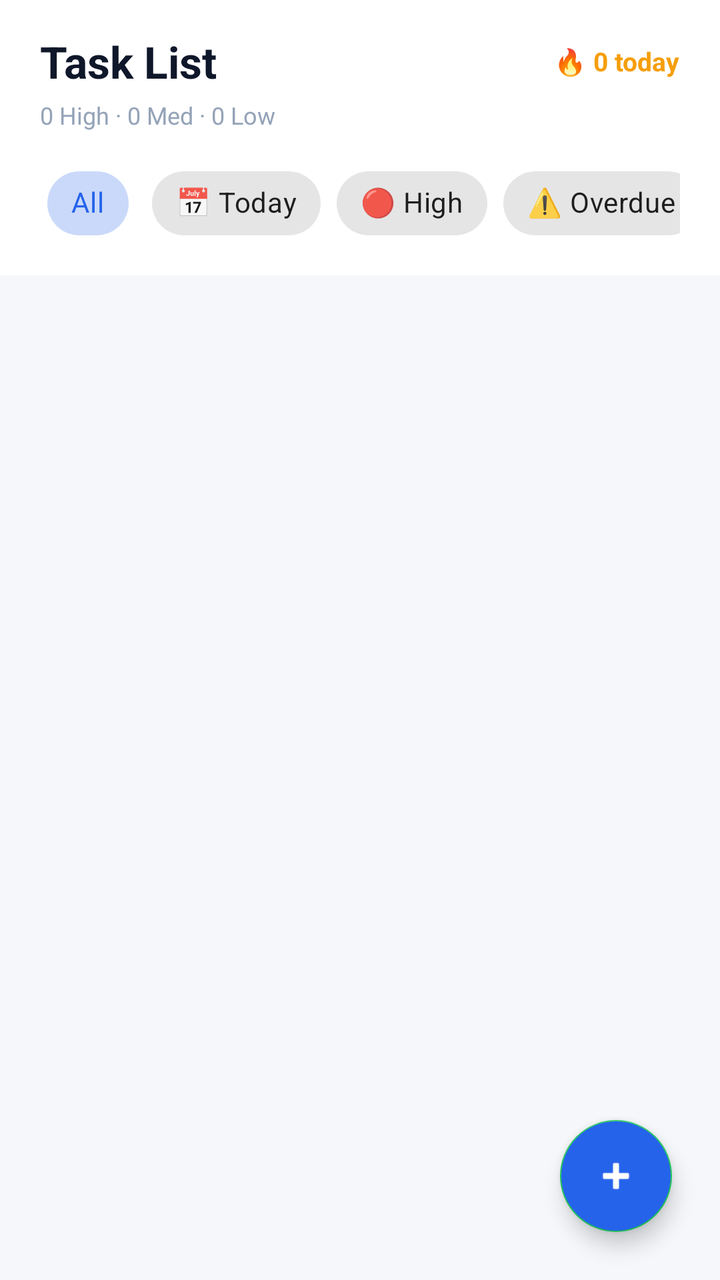
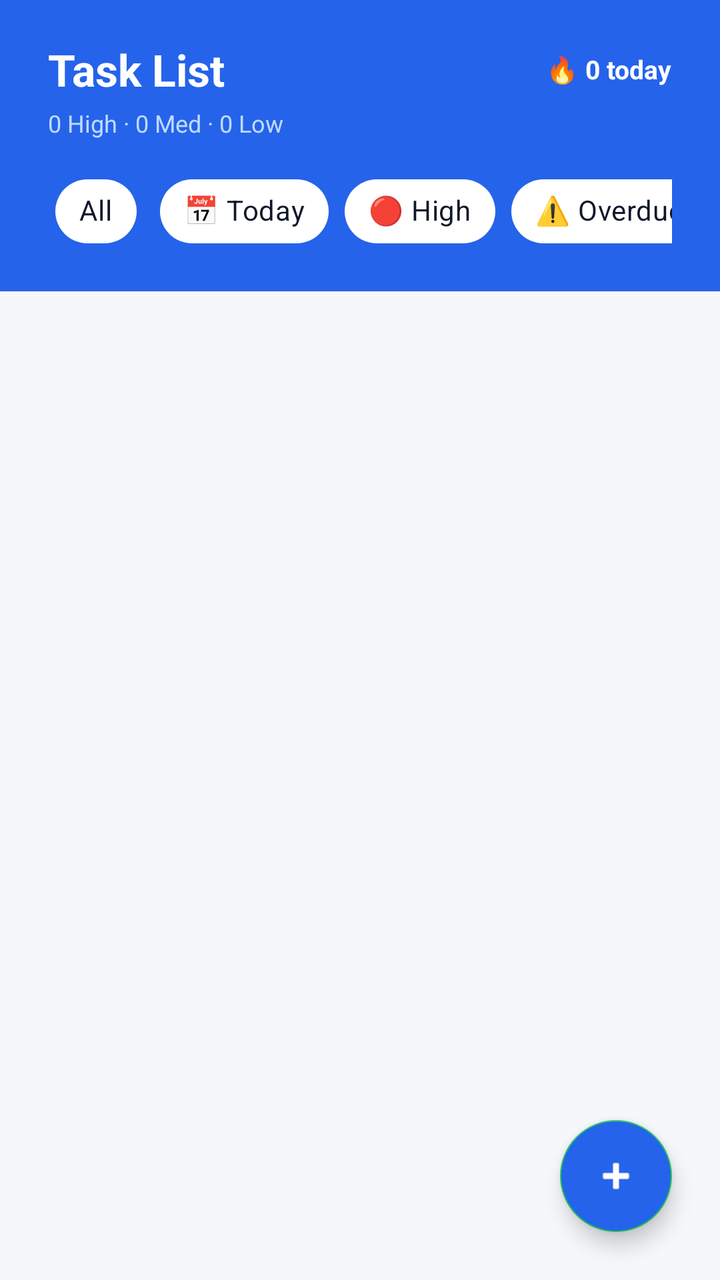

Compare the two renders of this Android layout. The source of the first and the diff that turns it into the second are given below.
<!-- AndroidManifest.xml: application theme Theme.BrainFriend -->
<!-- res/layout/fragment_tasks.xml -->
<?xml version="1.0" encoding="utf-8"?>
<LinearLayout xmlns:android="http://schemas.android.com/apk/res/android"
    xmlns:app="http://schemas.android.com/apk/res-auto"
    android:layout_width="match_parent"
    android:layout_height="match_parent"
    android:orientation="vertical"
    android:background="#F5F7FA">

    
    <LinearLayout
        android:layout_width="match_parent"
        android:layout_height="wrap_content"
        android:orientation="vertical"
        android:background="#FFFFFF"
        android:paddingStart="20dp"
        android:paddingEnd="20dp"
        android:paddingTop="16dp"
        android:paddingBottom="12dp">

        <LinearLayout
            android:layout_width="match_parent"
            android:layout_height="wrap_content"
            android:orientation="horizontal"
            android:gravity="center_vertical">

            <TextView
                android:layout_width="0dp"
                android:layout_height="wrap_content"
                android:layout_weight="1"
                android:text="Task List"
                android:textSize="22sp"
                android:textStyle="bold"
                android:textColor="#0F172A" />

            <TextView
                android:id="@+id/tv_streak"
                android:layout_width="wrap_content"
                android:layout_height="wrap_content"
                android:text="🔥 0 today"
                android:textSize="13sp"
                android:textColor="#F59E0B"
                android:textStyle="bold" />
        </LinearLayout>

        
        <TextView
            android:id="@+id/tv_priority_summary"
            android:layout_width="wrap_content"
            android:layout_height="wrap_content"
            android:text="0 High · 0 Med · 0 Low"
            android:textSize="12sp"
            android:textColor="#94A3B8"
            android:layout_marginTop="4dp" />

        
        <HorizontalScrollView
            android:layout_width="match_parent"
            android:layout_height="wrap_content"
            android:scrollbars="none"
            android:layout_marginTop="12dp">

            <com.google.android.material.chip.ChipGroup
                android:id="@+id/cg_filter"
                android:layout_width="wrap_content"
                android:layout_height="wrap_content"
                app:singleSelection="true">

                <com.google.android.material.chip.Chip
                    android:id="@+id/chip_filter_all"
                    android:layout_width="wrap_content"
                    android:layout_height="wrap_content"
                    android:text="All"
                    android:checked="true"
                    style="@style/Widget.MaterialComponents.Chip.Choice" />

                <com.google.android.material.chip.Chip
                    android:id="@+id/chip_filter_today"
                    android:layout_width="wrap_content"
                    android:layout_height="wrap_content"
                    android:text="📅 Today"
                    style="@style/Widget.MaterialComponents.Chip.Choice" />

                <com.google.android.material.chip.Chip
                    android:id="@+id/chip_filter_high"
                    android:layout_width="wrap_content"
                    android:layout_height="wrap_content"
                    android:text="🔴 High"
                    style="@style/Widget.MaterialComponents.Chip.Choice" />

                <com.google.android.material.chip.Chip
                    android:id="@+id/chip_filter_overdue"
                    android:layout_width="wrap_content"
                    android:layout_height="wrap_content"
                    android:text="⚠️ Overdue"
                    style="@style/Widget.MaterialComponents.Chip.Choice" />

            </com.google.android.material.chip.ChipGroup>
        </HorizontalScrollView>
    </LinearLayout>

    
    <LinearLayout
        android:id="@+id/ll_empty_state"
        android:layout_width="match_parent"
        android:layout_height="0dp"
        android:layout_weight="1"
        android:orientation="vertical"
        android:gravity="center"
        android:visibility="gone">

        <TextView
            android:layout_width="wrap_content"
            android:layout_height="wrap_content"
            android:text="🧠"
            android:textSize="64sp" />

        <TextView
            android:layout_width="wrap_content"
            android:layout_height="wrap_content"
            android:text="Your mind is clear!"
            android:textSize="20sp"
            android:textStyle="bold"
            android:textColor="#0F172A"
            android:layout_marginTop="12dp" />

        <TextView
            android:layout_width="wrap_content"
            android:layout_height="wrap_content"
            android:text="Tap + to add your first task"
            android:textSize="14sp"
            android:textColor="#94A3B8"
            android:layout_marginTop="6dp" />
    </LinearLayout>

    
    <androidx.recyclerview.widget.RecyclerView
        android:id="@+id/rv_tasks"
        android:layout_width="match_parent"
        android:layout_height="0dp"
        android:layout_weight="1"
        android:paddingTop="12dp"
        android:paddingBottom="80dp"
        android:clipToPadding="false" />

    
    <com.google.android.material.floatingactionbutton.FloatingActionButton
        android:id="@+id/fab_add_task"
        android:layout_width="wrap_content"
        android:layout_height="wrap_content"
        android:layout_gravity="end|bottom"
        android:layout_margin="24dp"
        android:backgroundTint="#2563EB"
        app:srcCompat="@android:drawable/ic_input_add"
        app:tint="@color/white" />

</LinearLayout>
<!-- resources referenced by this layout -->
<resources>
  <color name="white">#FFFFFFFF</color>
  <style name="Theme.BrainFriend" parent="Theme.MaterialComponents.Light.NoActionBar">
          <item name="colorPrimary">#2563EB</item>
          <item name="colorPrimaryVariant">#1D4ED8</item>
          <item name="colorOnPrimary">#FFFFFF</item>
          <item name="colorSecondary">#22C55E</item>
          <item name="colorOnSecondary">#FFFFFF</item>
          <item name="android:statusBarColor">#2563EB</item>
      </style>
</resources>

<!-- the commit's change to res/layout/fragment_tasks.xml (unified diff, before → after) -->
@@ -1,156 +1,172 @@
 <?xml version="1.0" encoding="utf-8"?>
-<LinearLayout xmlns:android="http://schemas.android.com/apk/res/android"
+<FrameLayout xmlns:android="http://schemas.android.com/apk/res/android"
     xmlns:app="http://schemas.android.com/apk/res-auto"
     android:layout_width="match_parent"
     android:layout_height="match_parent"
-    android:orientation="vertical"
     android:background="#F5F7FA">
 
-    
     <LinearLayout
         android:layout_width="match_parent"
-        android:layout_height="wrap_content"
-        android:orientation="vertical"
-        android:background="#FFFFFF"
-        android:paddingStart="20dp"
-        android:paddingEnd="20dp"
-        android:paddingTop="16dp"
-        android:paddingBottom="12dp">
+        android:layout_height="match_parent"
+        android:orientation="vertical">
 
+        
         <LinearLayout
             android:layout_width="match_parent"
             android:layout_height="wrap_content"
-            android:orientation="horizontal"
-            android:gravity="center_vertical">
+            android:orientation="vertical"
+            android:background="#2563EB"
+            android:paddingStart="24dp"
+            android:paddingEnd="24dp"
+            android:paddingTop="20dp"
+            android:paddingBottom="16dp">
 
+            
+            <LinearLayout
+                android:layout_width="match_parent"
+                android:layout_height="wrap_content"
+                android:orientation="horizontal"
+                android:gravity="center_vertical">
+
+                <TextView
+                    android:layout_width="0dp"
+                    android:layout_height="wrap_content"
+                    android:layout_weight="1"
+                    android:text="Task List"
+                    android:textSize="22sp"
+                    android:textStyle="bold"
+                    android:textColor="#FFFFFF" />
+
+                <TextView
+                    android:id="@+id/tv_streak"
+                    android:layout_width="wrap_content"
+                    android:layout_height="wrap_content"
+                    android:text="🔥 0 today"
+                    android:textSize="13sp"
+                    android:textColor="#FFFFFF"
+                    android:textStyle="bold" />
+            </LinearLayout>
+
+            
             <TextView
-                android:layout_width="0dp"
-                android:layout_height="wrap_content"
-                android:layout_weight="1"
-                android:text="Task List"
-                android:textSize="22sp"
-                android:textStyle="bold"
-                android:textColor="#0F172A" />
-
-            <TextView
-                android:id="@+id/tv_streak"
+                android:id="@+id/tv_priority_summary"
                 android:layout_width="wrap_content"
                 android:layout_height="wrap_content"
-                android:text="🔥 0 today"
-                android:textSize="13sp"
-                android:textColor="#F59E0B"
-                android:textStyle="bold" />
+                android:text="0 High · 0 Med · 0 Low"
+                android:textSize="12sp"
+                android:textColor="#BFDBFE"
+                android:layout_marginTop="4dp"
+                android:layout_marginBottom="12dp" />
+
+            
+            <HorizontalScrollView
+                android:layout_width="match_parent"
+                android:layout_height="wrap_content"
+                android:scrollbars="none">
+
+                <com.google.android.material.chip.ChipGroup
+                    android:id="@+id/cg_filter"
+                    android:layout_width="wrap_content"
+                    android:layout_height="wrap_content"
+                    app:singleSelection="true"
+                    app:chipSpacingHorizontal="8dp">
+
+                    <com.google.android.material.chip.Chip
+                        android:id="@+id/chip_filter_all"
+                        android:layout_width="wrap_content"
+                        android:layout_height="wrap_content"
+                        android:text="All"
+                        android:checked="true"
+                        android:textColor="#0F172A"
+                        app:chipBackgroundColor="#FFFFFF"
+                        style="@style/Widget.MaterialComponents.Chip.Choice" />
+
+                    <com.google.android.material.chip.Chip
+                        android:id="@+id/chip_filter_today"
+                        android:layout_width="wrap_content"
+                        android:layout_height="wrap_content"
+                        android:text="📅 Today"
+                        android:textColor="#0F172A"
+                        app:chipBackgroundColor="#FFFFFF"
+                        style="@style/Widget.MaterialComponents.Chip.Choice" />
+
+                    <com.google.android.material.chip.Chip
+                        android:id="@+id/chip_filter_high"
+                        android:layout_width="wrap_content"
+                        android:layout_height="wrap_content"
+                        android:text="🔴 High"
+                        android:textColor="#0F172A"
+                        app:chipBackgroundColor="#FFFFFF"
+                        style="@style/Widget.MaterialComponents.Chip.Choice" />
+
+                    <com.google.android.material.chip.Chip
+                        android:id="@+id/chip_filter_overdue"
+                        android:layout_width="wrap_content"
+                        android:layout_height="wrap_content"
+                        android:text="⚠️ Overdue"
+                        android:textColor="#0F172A"
+                        app:chipBackgroundColor="#FFFFFF"
+                        style="@style/Widget.MaterialComponents.Chip.Choice" />
+
+                </com.google.android.material.chip.ChipGroup>
+            </HorizontalScrollView>
         </LinearLayout>
 
         
-        <TextView
-            android:id="@+id/tv_priority_summary"
-            android:layout_width="wrap_content"
-            android:layout_height="wrap_content"
-            android:text="0 High · 0 Med · 0 Low"
-            android:textSize="12sp"
-            android:textColor="#94A3B8"
-            android:layout_marginTop="4dp" />
+        <LinearLayout
+            android:id="@+id/ll_empty_state"
+            android:layout_width="match_parent"
+            android:layout_height="0dp"
+            android:layout_weight="1"
+            android:orientation="vertical"
+            android:gravity="center"
+            android:visibility="gone">
+
+            <TextView
+                android:layout_width="wrap_content"
+                android:layout_height="wrap_content"
+                android:text="🧠"
+                android:textSize="64sp" />
+
+            <TextView
+                android:layout_width="wrap_content"
+                android:layout_height="wrap_content"
+                android:text="Your mind is clear!"
+                android:textSize="20sp"
+                android:textStyle="bold"
+                android:textColor="#0F172A"
+                android:layout_marginTop="12dp" />
+
+            <TextView
+                android:layout_width="wrap_content"
+                android:layout_height="wrap_content"
+                android:text="Tap + to add your first task"
+                android:textSize="14sp"
+                android:textColor="#94A3B8"
+                android:layout_marginTop="6dp" />
+        </LinearLayout>
 
         
-        <HorizontalScrollView
+        <androidx.recyclerview.widget.RecyclerView
+            android:id="@+id/rv_tasks"
             android:layout_width="match_parent"
-            android:layout_height="wrap_content"
-            android:scrollbars="none"
-            android:layout_marginTop="12dp">
+            android:layout_height="0dp"
+            android:layout_weight="1"
+            android:paddingTop="12dp"
+            android:paddingBottom="80dp"
+            android:clipToPadding="false" />
 
-            <com.google.android.material.chip.ChipGroup
-                android:id="@+id/cg_filter"
-                android:layout_width="wrap_content"
-                android:layout_height="wrap_content"
-                app:singleSelection="true">
-
-                <com.google.android.material.chip.Chip
-                    android:id="@+id/chip_filter_all"
-                    android:layout_width="wrap_content"
-                    android:layout_height="wrap_content"
-                    android:text="All"
-                    android:checked="true"
-                    style="@style/Widget.MaterialComponents.Chip.Choice" />
-
-                <com.google.android.material.chip.Chip
-                    android:id="@+id/chip_filter_today"
-                    android:layout_width="wrap_content"
-                    android:layout_height="wrap_content"
-                    android:text="📅 Today"
-                    style="@style/Widget.MaterialComponents.Chip.Choice" />
-
-                <com.google.android.material.chip.Chip
-                    android:id="@+id/chip_filter_high"
-                    android:layout_width="wrap_content"
-                    android:layout_height="wrap_content"
-                    android:text="🔴 High"
-                    style="@style/Widget.MaterialComponents.Chip.Choice" />
-
-                <com.google.android.material.chip.Chip
-                    android:id="@+id/chip_filter_overdue"
-                    android:layout_width="wrap_content"
-                    android:layout_height="wrap_content"
-                    android:text="⚠️ Overdue"
-                    style="@style/Widget.MaterialComponents.Chip.Choice" />
-
-            </com.google.android.material.chip.ChipGroup>
-        </HorizontalScrollView>
     </LinearLayout>
-
-    
-    <LinearLayout
-        android:id="@+id/ll_empty_state"
-        android:layout_width="match_parent"
-        android:layout_height="0dp"
-        android:layout_weight="1"
-        android:orientation="vertical"
-        android:gravity="center"
-        android:visibility="gone">
-
-        <TextView
-            android:layout_width="wrap_content"
-            android:layout_height="wrap_content"
-            android:text="🧠"
-            android:textSize="64sp" />
-
-        <TextView
-            android:layout_width="wrap_content"
-            android:layout_height="wrap_content"
-            android:text="Your mind is clear!"
-            android:textSize="20sp"
-            android:textStyle="bold"
-            android:textColor="#0F172A"
-            android:layout_marginTop="12dp" />
-
-        <TextView
-            android:layout_width="wrap_content"
-            android:layout_height="wrap_content"
-            android:text="Tap + to add your first task"
-            android:textSize="14sp"
-            android:textColor="#94A3B8"
-            android:layout_marginTop="6dp" />
-    </LinearLayout>
-
-    
-    <androidx.recyclerview.widget.RecyclerView
-        android:id="@+id/rv_tasks"
-        android:layout_width="match_parent"
-        android:layout_height="0dp"
-        android:layout_weight="1"
-        android:paddingTop="12dp"
-        android:paddingBottom="80dp"
-        android:clipToPadding="false" />
 
     
     <com.google.android.material.floatingactionbutton.FloatingActionButton
         android:id="@+id/fab_add_task"
         android:layout_width="wrap_content"
         android:layout_height="wrap_content"
-        android:layout_gravity="end|bottom"
+        android:layout_gravity="bottom|end"
         android:layout_margin="24dp"
         android:backgroundTint="#2563EB"
         app:srcCompat="@android:drawable/ic_input_add"
         app:tint="@color/white" />
 
-</LinearLayout>
+</FrameLayout>
